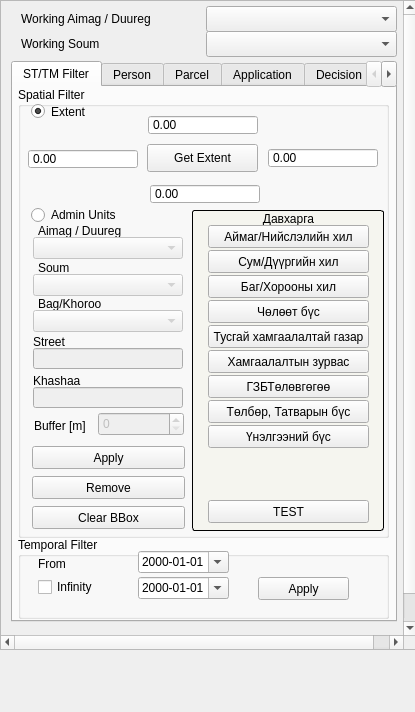
Above: view/NavigatorWidget.ui from teamlm2/lm2_mgis before the change. Below: the same form after it.
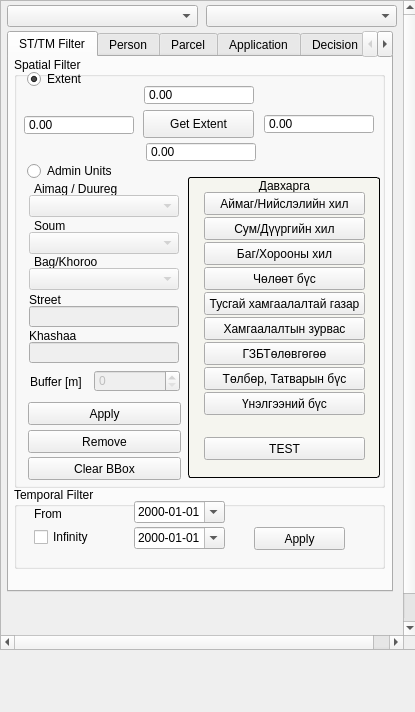
That is the form after the change.

```diff
--- a/view/NavigatorWidget.ui
+++ b/view/NavigatorWidget.ui
@@ -80,8 +80,8 @@
      <widget class="QTabWidget" name="tabWidget">
       <property name="geometry">
        <rect>
-        <x>10</x>
-        <y>60</y>
+        <x>6</x>
+        <y>30</y>
         <width>386</width>
         <height>561</height>
        </rect>
@@ -108,7 +108,7 @@
           <x>5</x>
           <y>0</y>
           <width>371</width>
-          <height>451</height>
+          <height>431</height>
          </rect>
         </property>
         <property name="title">
@@ -118,7 +118,7 @@
          <property name="geometry">
           <rect>
            <x>129</x>
-           <y>57</y>
+           <y>53</y>
            <width>111</width>
            <height>28</height>
           </rect>
@@ -131,7 +131,7 @@
          <property name="geometry">
           <rect>
            <x>14</x>
-           <y>359</y>
+           <y>345</y>
            <width>153</width>
            <height>23</height>
           </rect>
@@ -144,7 +144,7 @@
          <property name="geometry">
           <rect>
            <x>14</x>
-           <y>419</y>
+           <y>400</y>
            <width>153</width>
            <height>23</height>
           </rect>
@@ -157,7 +157,7 @@
          <property name="geometry">
           <rect>
            <x>20</x>
-           <y>135</y>
+           <y>123</y>
            <width>150</width>
            <height>17</height>
           </rect>
@@ -170,7 +170,7 @@
          <property name="geometry">
           <rect>
            <x>20</x>
-           <y>208</y>
+           <y>196</y>
            <width>150</width>
            <height>17</height>
           </rect>
@@ -183,7 +183,7 @@
          <property name="geometry">
           <rect>
            <x>20</x>
-           <y>172</y>
+           <y>160</y>
            <width>150</width>
            <height>17</height>
           </rect>
@@ -196,9 +196,9 @@
          <property name="geometry">
           <rect>
            <x>16</x>
-           <y>330</y>
+           <y>314</y>
            <width>71</width>
-           <height>17</height>
+           <height>22</height>
           </rect>
          </property>
          <property name="text">
@@ -209,7 +209,7 @@
          <property name="geometry">
           <rect>
            <x>14</x>
-           <y>389</y>
+           <y>373</y>
            <width>153</width>
            <height>23</height>
           </rect>
@@ -225,7 +225,7 @@
          <property name="geometry">
           <rect>
            <x>15</x>
-           <y>150</y>
+           <y>138</y>
            <width>150</width>
            <height>22</height>
           </rect>
@@ -238,7 +238,7 @@
          <property name="geometry">
           <rect>
            <x>15</x>
-           <y>187</y>
+           <y>175</y>
            <width>150</width>
            <height>22</height>
           </rect>
@@ -251,7 +251,7 @@
          <property name="geometry">
           <rect>
            <x>15</x>
-           <y>223</y>
+           <y>211</y>
            <width>150</width>
            <height>22</height>
           </rect>
@@ -263,7 +263,7 @@
            <x>13</x>
            <y>14</y>
            <width>321</width>
-           <height>21</height>
+           <height>16</height>
           </rect>
          </property>
          <property name="text">
@@ -280,7 +280,7 @@
          <property name="geometry">
           <rect>
            <x>13</x>
-           <y>120</y>
+           <y>106</y>
            <width>271</width>
            <height>16</height>
           </rect>
@@ -299,7 +299,7 @@
          <property name="geometry">
           <rect>
            <x>250</x>
-           <y>61</y>
+           <y>57</y>
            <width>110</width>
            <height>20</height>
           </rect>
@@ -324,7 +324,7 @@
          <property name="geometry">
           <rect>
            <x>10</x>
-           <y>62</y>
+           <y>58</y>
            <width>110</width>
            <height>20</height>
           </rect>
@@ -349,7 +349,7 @@
          <property name="geometry">
           <rect>
            <x>132</x>
-           <y>97</y>
+           <y>85</y>
            <width>110</width>
            <height>20</height>
           </rect>
@@ -399,7 +399,7 @@
          <property name="geometry">
           <rect>
            <x>15</x>
-           <y>246</y>
+           <y>234</y>
            <width>150</width>
            <height>17</height>
           </rect>
@@ -412,7 +412,7 @@
          <property name="geometry">
           <rect>
            <x>15</x>
-           <y>285</y>
+           <y>270</y>
            <width>150</width>
            <height>17</height>
           </rect>
@@ -428,7 +428,7 @@
          <property name="geometry">
           <rect>
            <x>15</x>
-           <y>261</y>
+           <y>249</y>
            <width>150</width>
            <height>21</height>
           </rect>
@@ -441,7 +441,7 @@
          <property name="geometry">
           <rect>
            <x>15</x>
-           <y>300</y>
+           <y>285</y>
            <width>150</width>
            <height>21</height>
           </rect>
@@ -454,9 +454,9 @@
          <property name="geometry">
           <rect>
            <x>80</x>
-           <y>325</y>
+           <y>313</y>
            <width>86</width>
-           <height>24</height>
+           <height>22</height>
           </rect>
          </property>
          <property name="maximum">
@@ -467,9 +467,9 @@
          <property name="geometry">
           <rect>
            <x>174</x>
-           <y>123</y>
+           <y>120</y>
            <width>192</width>
-           <height>321</height>
+           <height>301</height>
           </rect>
          </property>
          <property name="font">
@@ -614,7 +614,7 @@
           <property name="geometry">
            <rect>
             <x>16</x>
-            <y>290</y>
+            <y>260</y>
             <width>161</width>
             <height>23</height>
            </rect>
@@ -629,7 +629,7 @@
         <property name="geometry">
          <rect>
           <x>5</x>
-          <y>450</y>
+          <y>430</y>
           <width>371</width>
           <height>82</height>
          </rect>
@@ -4006,10 +4006,10 @@
      <widget class="QComboBox" name="working_l1_cbox">
       <property name="geometry">
        <rect>
-        <x>205</x>
-        <y>5</y>
+        <x>6</x>
+        <y>4</y>
         <width>191</width>
-        <height>26</height>
+        <height>22</height>
        </rect>
       </property>
      </widget>
@@ -4017,38 +4017,12 @@
       <property name="geometry">
        <rect>
         <x>205</x>
-        <y>30</y>
+        <y>4</y>
         <width>191</width>
-        <height>26</height>
+        <height>22</height>
        </rect>
       </property>
      </widget>
-     <widget class="QLabel" name="label">
-      <property name="geometry">
-       <rect>
-        <x>20</x>
-        <y>10</y>
-        <width>186</width>
-        <height>16</height>
-       </rect>
-      </property>
-      <property name="text">
-       <string>Working Aimag / Duureg</string>
-      </property>
-     </widget>
-     <widget class="QLabel" name="label_2">
-      <property name="geometry">
-       <rect>
-        <x>20</x>
-        <y>35</y>
-        <width>191</width>
-        <height>16</height>
-       </rect>
-      </property>
-      <property name="text">
-       <string>Working Soum</string>
-      </property>
-     </widget>
      <widget class="QLabel" name="error_label">
       <property name="geometry">
        <rect>
```
Left out of the diff: 122 changed lines with no effect on the pictures.
